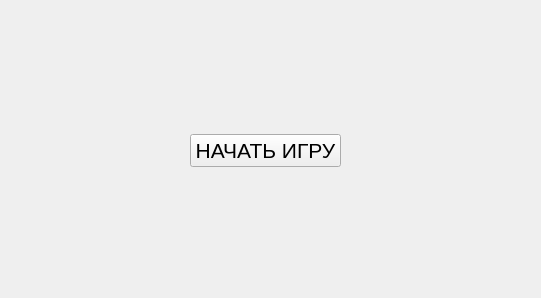
The window that startPage.ui (alexandervoitsekhovich/QtProject) describes before a commit, drawn with Qt 5.
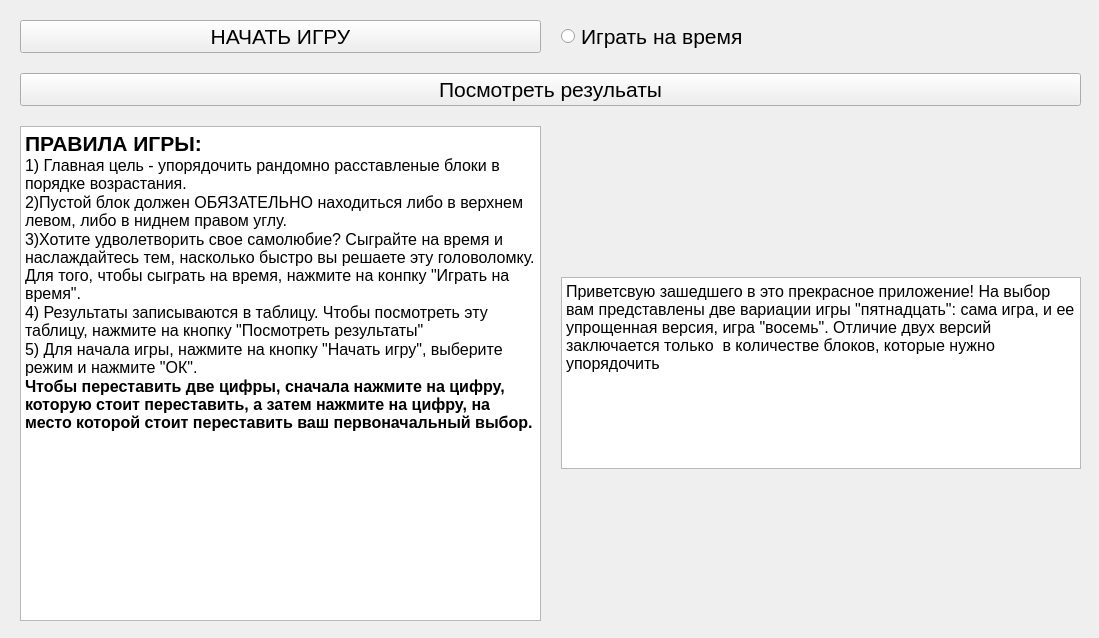
The same window after the commit.

Commit message: Start page refactored

```diff
--- a/startPage.ui
+++ b/startPage.ui
@@ -6,8 +6,8 @@
    <rect>
     <x>0</x>
     <y>0</y>
-    <width>541</width>
-    <height>298</height>
+    <width>1099</width>
+    <height>638</height>
    </rect>
   </property>
   <property name="windowTitle">
@@ -16,10 +16,10 @@
   <widget class="QWidget" name="gridLayoutWidget">
    <property name="geometry">
     <rect>
-     <x>-10</x>
+     <x>0</x>
      <y>0</y>
-     <width>551</width>
-     <height>301</height>
+     <width>1101</width>
+     <height>641</height>
     </rect>
    </property>
    <layout class="QGridLayout" name="gridLayout">
@@ -27,21 +27,120 @@
      <enum>QLayout::SetDefaultConstraint</enum>
     </property>
     <property name="leftMargin">
-     <number>200</number>
+     <number>20</number>
     </property>
     <property name="topMargin">
-     <number>0</number>
+     <number>20</number>
     </property>
     <property name="rightMargin">
-     <number>200</number>
+     <number>20</number>
     </property>
-    <property name="horizontalSpacing">
-     <number>6</number>
+    <property name="bottomMargin">
+     <number>20</number>
     </property>
+    <property name="spacing">
+     <number>20</number>
+    </property>
+    <item row="3" column="1">
+     <widget class="QTextBrowser" name="gameDesc">
+      <property name="sizePolicy">
+       <sizepolicy hsizetype="Expanding" vsizetype="Maximum">
+        <horstretch>0</horstretch>
+        <verstretch>0</verstretch>
+       </sizepolicy>
+      </property>
+      <property name="html">
+       <string>&lt;!DOCTYPE HTML PUBLIC &quot;-//W3C//DTD HTML 4.0//EN&quot; &quot;http://www.w3.org/TR/REC-html40/strict.dtd&quot;&gt;
+&lt;html&gt;&lt;head&gt;&lt;meta name=&quot;qrichtext&quot; content=&quot;1&quot; /&gt;&lt;style type=&quot;text/css&quot;&gt;
+p, li { white-space: pre-wrap; }
+&lt;/style&gt;&lt;/head&gt;&lt;body style=&quot; font-family:'MS Shell Dlg 2'; font-size:8.25pt; font-weight:400; font-style:normal;&quot;&gt;
+&lt;p style=&quot; margin-top:0px; margin-bottom:0px; margin-left:0px; margin-right:0px; -qt-block-indent:0; text-indent:0px;&quot;&gt;&lt;span style=&quot; font-size:12pt;&quot;&gt;Приветсвую зашедшего в это прекрасное приложение! На выбор вам представлены две вариации игры &amp;quot;пятнадцать&amp;quot;: сама игра, и ее упрощенная версия, игра &amp;quot;восемь&amp;quot;. Отличие двух версий заключается только  в количестве блоков, которые нужно упорядочить&lt;/span&gt;&lt;/p&gt;
+&lt;p style=&quot;-qt-paragraph-type:empty; margin-top:0px; margin-bottom:0px; margin-left:0px; margin-right:0px; -qt-block-indent:0; text-indent:0px; font-size:12pt;&quot;&gt;&lt;br /&gt;&lt;/p&gt;&lt;/body&gt;&lt;/html&gt;</string>
+      </property>
+     </widget>
+    </item>
+    <item row="0" column="1">
+     <widget class="QRadioButton" name="timeModeButton">
+      <property name="sizePolicy">
+       <sizepolicy hsizetype="Minimum" vsizetype="Fixed">
+        <horstretch>0</horstretch>
+        <verstretch>0</verstretch>
+       </sizepolicy>
+      </property>
+      <property name="font">
+       <font>
+        <family>Arial</family>
+        <pointsize>16</pointsize>
+       </font>
+      </property>
+      <property name="cursor">
+       <cursorShape>PointingHandCursor</cursorShape>
+      </property>
+      <property name="text">
+       <string>Играть на время</string>
+      </property>
+     </widget>
+    </item>
+    <item row="3" column="0">
+     <widget class="QTextBrowser" name="gameRules">
+      <property name="sizePolicy">
+       <sizepolicy hsizetype="Expanding" vsizetype="Expanding">
+        <horstretch>0</horstretch>
+        <verstretch>0</verstretch>
+       </sizepolicy>
+      </property>
+      <property name="font">
+       <font>
+        <family>Arial</family>
+       </font>
+      </property>
+      <property name="html">
+       <string>&lt;!DOCTYPE HTML PUBLIC &quot;-//W3C//DTD HTML 4.0//EN&quot; &quot;http://www.w3.org/TR/REC-html40/strict.dtd&quot;&gt;
+&lt;html&gt;&lt;head&gt;&lt;meta name=&quot;qrichtext&quot; content=&quot;1&quot; /&gt;&lt;style type=&quot;text/css&quot;&gt;
+p, li { white-space: pre-wrap; }
+&lt;/style&gt;&lt;/head&gt;&lt;body style=&quot; font-family:'Arial'; font-size:8.25pt; font-weight:400; font-style:normal;&quot;&gt;
+&lt;p style=&quot; margin-top:0px; margin-bottom:0px; margin-left:0px; margin-right:0px; -qt-block-indent:0; text-indent:0px;&quot;&gt;&lt;span style=&quot; font-family:'MS Shell Dlg 2'; font-size:16pt; font-weight:600;&quot;&gt;ПРАВИЛА ИГРЫ:&lt;/span&gt;&lt;/p&gt;
+&lt;p style=&quot; margin-top:0px; margin-bottom:0px; margin-left:0px; margin-right:0px; -qt-block-indent:0; text-indent:0px;&quot;&gt;&lt;span style=&quot; font-family:'MS Shell Dlg 2'; font-size:12pt;&quot;&gt;1) Главная цель - упорядочить рандомно расставленые блоки в порядке возрастания.&lt;/span&gt;&lt;/p&gt;
+&lt;p style=&quot; margin-top:0px; margin-bottom:0px; margin-left:0px; margin-right:0px; -qt-block-indent:0; text-indent:0px;&quot;&gt;&lt;span style=&quot; font-family:'MS Shell Dlg 2'; font-size:12pt;&quot;&gt;2)Пустой блок должен ОБЯЗАТЕЛЬНО находиться либо в верхнем левом, либо в ниднем правом углу.&lt;/span&gt;&lt;/p&gt;
+&lt;p style=&quot; margin-top:0px; margin-bottom:0px; margin-left:0px; margin-right:0px; -qt-block-indent:0; text-indent:0px;&quot;&gt;&lt;span style=&quot; font-family:'MS Shell Dlg 2'; font-size:12pt;&quot;&gt;3)Хотите удволетворить свое самолюбие? Сыграйте на время и наслаждайтесь тем, насколько быстро вы решаете эту головоломку. Для того, чтобы сыграть на время, нажмите на конпку &amp;quot;Играть на время&amp;quot;.&lt;/span&gt;&lt;/p&gt;
+&lt;p style=&quot; margin-top:0px; margin-bottom:0px; margin-left:0px; margin-right:0px; -qt-block-indent:0; text-indent:0px;&quot;&gt;&lt;span style=&quot; font-family:'MS Shell Dlg 2'; font-size:12pt;&quot;&gt;4) Результаты записываются в таблицу. Чтобы посмотреть эту таблицу, нажмите на кнопку &amp;quot;Посмотреть результаты&amp;quot;&lt;/span&gt;&lt;/p&gt;
+&lt;p style=&quot; margin-top:0px; margin-bottom:0px; margin-left:0px; margin-right:0px; -qt-block-indent:0; text-indent:0px;&quot;&gt;&lt;span style=&quot; font-family:'MS Shell Dlg 2'; font-size:12pt;&quot;&gt;5) Для начала игры, нажмите на кнопку &amp;quot;Начать игру&amp;quot;, выберите режим и нажмите &amp;quot;ОК&amp;quot;.&lt;/span&gt;&lt;/p&gt;
+&lt;p style=&quot; margin-top:0px; margin-bottom:0px; margin-left:0px; margin-right:0px; -qt-block-indent:0; text-indent:0px;&quot;&gt;&lt;span style=&quot; font-family:'MS Shell Dlg 2'; font-size:12pt; font-weight:600;&quot;&gt;Чтобы переставить две цифры, сначала нажмите на цифру, которую стоит переставить, а затем нажмите на цифру, на место которой стоит переставить ваш первоначальный выбор.&lt;/span&gt;&lt;/p&gt;&lt;/body&gt;&lt;/html&gt;</string>
+      </property>
+     </widget>
+    </item>
+    <item row="2" column="0" colspan="2">
+     <widget class="QPushButton" name="resultsButton">
+      <property name="enabled">
+       <bool>true</bool>
+      </property>
+      <property name="sizePolicy">
+       <sizepolicy hsizetype="Minimum" vsizetype="Fixed">
+        <horstretch>0</horstretch>
+        <verstretch>0</verstretch>
+       </sizepolicy>
+      </property>
+      <property name="font">
+       <font>
+        <family>Arial</family>
+        <pointsize>16</pointsize>
+       </font>
+      </property>
+      <property name="cursor">
+       <cursorShape>PointingHandCursor</cursorShape>
+      </property>
+      <property name="layoutDirection">
+       <enum>Qt::LeftToRight</enum>
+      </property>
+      <property name="text">
+       <string>Посмотреть резульаты</string>
+      </property>
+     </widget>
+    </item>
     <item row="0" column="0">
      <widget class="QPushButton" name="startButton">
       <property name="sizePolicy">
-       <sizepolicy hsizetype="Minimum" vsizetype="Fixed">
+       <sizepolicy hsizetype="Minimum" vsizetype="Maximum">
         <horstretch>0</horstretch>
         <verstretch>0</verstretch>
        </sizepolicy>
```
The commit also changes 1 other file.
